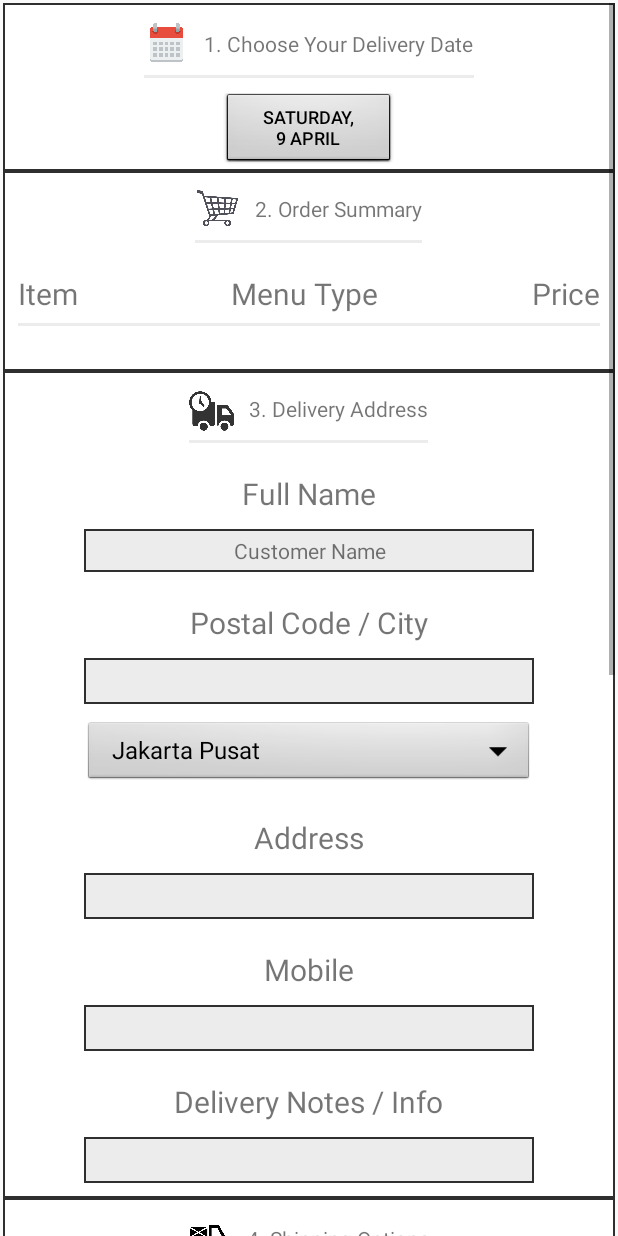
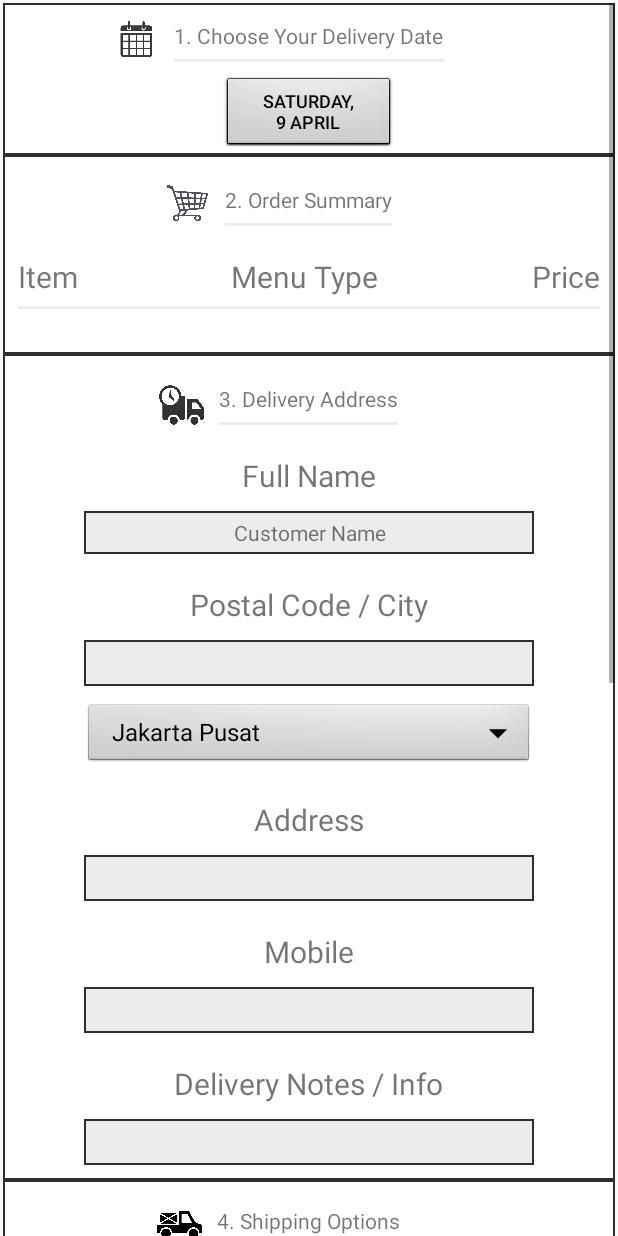
Before and after one commit to Moshrooman/BlackGarlic, an Android app: the CheckOut screen opened directly, with no data from a screen before it, on a phone screen of 412 x 824 dp. Run offline under Robolectric (Android 15) with nearby library versions, the phone set to English and light mode, and no system bars; our stand-ins replace Volley; plain views replace FlowLayout; 15 statements that could not run were skipped.

Commit message:
guest chef, linear layouts for titles, and cache images for titles

```diff
--- /dev/null
+++ b/app/src/main/java/id/blackgarlic/blackgarlic/Cache.java
@@ -0,0 +1,33 @@
+package id.blackgarlic.blackgarlic;
+
+import android.util.LruCache;
+
+/**
+ * Created by Justin Kwik on 01/04/2016.
+ */
+public class Cache {
+
+    private static Cache instance;
+    private LruCache<Object, Object> lru;
+
+    private Cache() {
+
+        lru = new LruCache<Object, Object>(1024);
+
+    }
+
+    public static Cache getInstance() {
+
+        if (instance == null) {
+
+            instance = new Cache();
+        }
+
+        return instance;
+
+    }
+
+    public LruCache<Object, Object> getLru() {
+        return lru;
+    }
+}
--- a/app/src/main/java/id/blackgarlic/blackgarlic/CheckOut.java
+++ b/app/src/main/java/id/blackgarlic/blackgarlic/CheckOut.java
@@ -1,4 +1,6 @@
 package id.blackgarlic.blackgarlic;
+import android.graphics.Bitmap;
+import android.graphics.drawable.BitmapDrawable;
 import android.os.Bundle;
 import android.support.v7.app.AppCompatActivity;
 import android.util.Log;
@@ -94,6 +96,8 @@ public class CheckOut extends AppCompatActivity {
     protected void onCreate(Bundle savedInstanceState) {
         super.onCreate(savedInstanceState);
         setContentView(R.layout.activity_check_out);
+
+        retrieveBitmapFromCache();
 
         grandTotal = 0;
         deliveryFee = "";
@@ -449,10 +453,13 @@ public class CheckOut extends AppCompatActivity {
         placeOrderButton.setOnClickListener(new View.OnClickListener() {
             @Override
             public void onClick(View v) {
+                placeOrderButton.setEnabled(false);
                 if (selectedDate == "") {
                     Toast.makeText(CheckOut.this, "Please Select A Delivery Date!", Toast.LENGTH_SHORT).show();
+                    placeOrderButton.setEnabled(true);
                 } else if (selectedPaymentMethod == "") {
                     Toast.makeText(CheckOut.this, "Please Select A Payment Method!", Toast.LENGTH_SHORT).show();
+                    placeOrderButton.setEnabled(true);
                 } else {
                     Toast.makeText(CheckOut.this, "Placing Order", Toast.LENGTH_SHORT).show();
 
@@ -462,11 +469,11 @@ public class CheckOut extends AppCompatActivity {
                     fourPersonOriginal = 0;
 
                     for (int i = 0; i < selectedMenuList.size(); i++) {
-                        if ((selectedMenuList.get(i).getMenu_type().equals("4") ) && (selectedPortionSizes.get(i).equals("2P"))) {
+                        if (  ((selectedMenuList.get(i).getMenu_type().equals("4")) || (selectedMenuList.get(i).getMenu_type().equals("6")) ) && (selectedPortionSizes.get(i).equals("2P"))) {
                             twoPersonBreakfast++;
-                        } else if ((selectedMenuList.get(i).getMenu_type().equals("4")) && (selectedPortionSizes.get(i).equals("4P"))) {
+                        } else if (  ((selectedMenuList.get(i).getMenu_type().equals("4")) || (selectedMenuList.get(i).getMenu_type().equals("6"))) && (selectedPortionSizes.get(i).equals("4P"))) {
                             fourPersonBreakfast ++;
-                        } else if ((selectedMenuList.get(i).getMenu_type().equals("3")) && (selectedPortionSizes.get(i).equals("2P"))) {
+                        } else if (  ((selectedMenuList.get(i).getMenu_type().equals("3")) || (selectedMenuList.get(i).getMenu_type().equals("5"))) && (selectedPortionSizes.get(i).equals("2P"))) {
                             twoPersonOriginal++;
                         } else {
                             fourPersonOriginal++;
@@ -575,6 +582,7 @@ public class CheckOut extends AppCompatActivity {
                         @Override
                         public void onErrorResponse(VolleyError error) {
 
+                            placeOrderButton.setEnabled(true);
                             Log.e("Status", "Unsuccessful");
 
                         }
@@ -821,6 +829,15 @@ public class CheckOut extends AppCompatActivity {
 
     }
 
+    @Override
+    protected void onResume() {
+        super.onResume();
+
+        Button placeOrderButton = (Button) findViewById(R.id.placeOrderButton);
+        placeOrderButton.setEnabled(true);
+
+    }
+
     public class MyAdapter extends BaseAdapter{
 
         private List<Data> selectedMenuList;
@@ -871,7 +888,7 @@ public class CheckOut extends AppCompatActivity {
             String finalPortion = initialPortion.substring(0,1) + " " + initialPortion.substring(1, initialPortion.length());
             orderCheckOutPortion.setText(finalPortion);
 
-            if (selectedMenuList.get(position).getMenu_type().equals("3")) {
+            if ((selectedMenuList.get(position).getMenu_type().equals("3")) || (selectedMenuList.get(position).getMenu_type().equals("5"))) {
                 orderCheckOutMenuType.setText("Original");
             } else {
                 orderCheckOutMenuType.setText("Breakfast");
@@ -916,4 +933,33 @@ public class CheckOut extends AppCompatActivity {
 
     }
 
+
+    public void retrieveBitmapFromCache(){
+
+        //The imageView that you want to set to the retrieved bitmap
+        ImageView deliveryDateImageView = (ImageView) findViewById(R.id.deliveryDateImageView);
+        ImageView orderSummaryImageView = (ImageView) findViewById(R.id.orderSummaryImageView);
+        ImageView deliveryAddressImageView = (ImageView) findViewById(R.id.deliveryAddressImageView);
+        ImageView shippingOptionsImageView = (ImageView) findViewById(R.id.shippingOptionsImageView);
+        ImageView paymentMethodImageView = (ImageView) findViewById(R.id.paymentOptionImageView);
+        ImageView yourOrderImageView = (ImageView) findViewById(R.id.yourOrderImageView);
+
+        //To get bitmap from cache using the key. Must cast retrieved cache Object to Bitmap
+        Bitmap bitmap1 = (Bitmap)Cache.getInstance().getLru().get("bitmap_image1");
+        Bitmap bitmap2 = (Bitmap)Cache.getInstance().getLru().get("bitmap_image2");
+        Bitmap bitmap3 = (Bitmap)Cache.getInstance().getLru().get("bitmap_image3");
+        Bitmap bitmap4 = (Bitmap)Cache.getInstance().getLru().get("bitmap_image4");
+        Bitmap bitmap5 = (Bitmap)Cache.getInstance().getLru().get("bitmap_image5");
+        Bitmap bitmap6 = (Bitmap)Cache.getInstance().getLru().get("bitmap_image6");
+
+        //Setting imageView to retrieved bitmap from cache
+        deliveryDateImageView.setImageBitmap(bitmap1);
+        orderSummaryImageView.setImageBitmap(bitmap2);
+        deliveryAddressImageView.setImageBitmap(bitmap3);
+        shippingOptionsImageView.setImageBitmap(bitmap4);
+        paymentMethodImageView.setImageBitmap(bitmap5);
+        yourOrderImageView.setImageBitmap(bitmap6);
+
+    }
+
 }
--- a/app/src/main/java/id/blackgarlic/blackgarlic/model/MenuId.java
+++ b/app/src/main/java/id/blackgarlic/blackgarlic/model/MenuId.java
@@ -36,7 +36,7 @@ public class MenuId {
 
         if (boxIds.size() != 1) {
 
-            Log.e("More than 1: ", "True");
+            Log.e("More than 1 Box Id: ", "True");
 
             Integer boxId = boxIds.get(0);
 
@@ -51,7 +51,7 @@ public class MenuId {
             }
 
         } else {
-            Log.e("More than 1: ", "False");
+            Log.e("More than 1 Box Id: ", "False");
             Integer boxId = boxIds.get(0);
             return boxId;
         }
--- a/app/src/main/res/layout/content_check_out.xml
+++ b/app/src/main/res/layout/content_check_out.xml
@@ -36,21 +36,13 @@
 
                 <!-- Start of title -->
 
-                <LinearLayout
-                    android:layout_width="wrap_content"
-                    android:layout_height="wrap_content"
-                    android:orientation="horizontal"
-                    android:layout_centerHorizontal="true"
-                    android:layout_marginTop="10dp"
-                    android:id="@+id/datesTitleLinearLayout"
-                    android:background="@drawable/bottomsiderectangle"
-                    android:paddingBottom="8dp"
-                    >
-
                     <ImageView
                         android:layout_width="30dp"
                         android:layout_height="30dp"
-                        android:src="@drawable/calendar"
+
+                        android:layout_toLeftOf="@+id/firstTitle"
+                        android:layout_alignBottom="@+id/firstTitle"
+                        android:id="@+id/deliveryDateImageView"
                         />
 
 
@@ -58,11 +50,14 @@
                         android:layout_width="wrap_content"
                         android:layout_height="wrap_content"
                         android:text="1. Choose Your Delivery Date"
-                        android:layout_gravity="center"
+                        android:paddingBottom="8dp"
+                        android:layout_marginTop="10dp"
+                        android:layout_centerHorizontal="true"
                         android:layout_marginLeft="10dp"
+                        android:background="@drawable/bottomsiderectangle"
+                        android:id="@+id/firstTitle"
                         />
 
-                </LinearLayout>
 
                 <!-- End of Title -->
 
@@ -71,7 +66,7 @@
                     android:layout_width="wrap_content"
                     android:layout_height="wrap_content"
                     android:gravity="center"
-                    android:layout_below="@+id/datesTitleLinearLayout"
+                    android:layout_below="@+id/firstTitle"
                     android:layout_centerHorizontal="true"
                     android:layout_marginTop="10dp"
                     >
@@ -140,30 +135,23 @@
 
 
             <!-- Start of second Order Details Root Layout -->
-            <LinearLayout
+            <RelativeLayout
                 android:layout_width="match_parent"
                 android:layout_height="wrap_content"
                 android:gravity="center_horizontal"
                 android:background="@drawable/border_dates"
-                android:orientation="vertical"
                 android:padding="10dp"
                 >
 
                 <!-- Start of title layout -->
-                <LinearLayout
-                    android:layout_width="wrap_content"
-                    android:layout_height="wrap_content"
-                    android:orientation="horizontal"
-                    android:layout_centerHorizontal="true"
-                    android:id="@+id/orderSummaryLinearLayout"
-                    android:background="@drawable/bottomsiderectangle"
-                    android:paddingBottom="8dp"
-                    >
 
                 <ImageView
                     android:layout_width="30dp"
                     android:layout_height="30dp"
-                        android:src="@drawable/shoppingcart"
+
+                    android:layout_toLeftOf="@+id/secondTitle"
+                    android:layout_alignBottom="@+id/secondTitle"
+                    android:id="@+id/orderSummaryImageView"
                     />
 
 
@@ -171,11 +159,15 @@
                     android:layout_width="wrap_content"
                     android:layout_height="wrap_content"
                     android:text="2. Order Summary"
-                        android:layout_gravity="center"
+                    android:paddingBottom="8dp"
+                    android:layout_marginTop="10dp"
+                    android:layout_centerHorizontal="true"
                     android:layout_marginLeft="10dp"
+                    android:background="@drawable/bottomsiderectangle"
+                    android:id="@+id/secondTitle"
                     />
 
-                </LinearLayout>
+
                 <!-- End of title layout -->
 
                 <!-- Start of Columns for ListView -->
@@ -183,9 +175,11 @@
                     android:layout_width="match_parent"
                     android:layout_height="wrap_content"
                     android:orientation="horizontal"
+                    android:layout_below="@+id/secondTitle"
                     android:layout_marginTop="20dp"
                     android:background="@drawable/bottomsiderectangle"
                     android:paddingBottom="8dp"
+                    android:id="@+id/listViewColumns"
                     >
 
                     <TextView
@@ -223,6 +217,7 @@
                     android:layout_height="wrap_content"
                     android:id="@+id/orderSummaryListView"
                     android:layout_marginTop="20dp"
+                    android:layout_below="@+id/listViewColumns"
                     >
 
 
@@ -230,35 +225,28 @@
                 <!-- End of ListView -->
 
 
-            </LinearLayout>
+            </RelativeLayout>
             <!-- End of second Order Details Root Layout -->
 
             <!-- Start of Third Delivery Address Root Layout -->
 
-            <LinearLayout
+            <RelativeLayout
                 android:layout_width="match_parent"
                 android:layout_height="wrap_content"
                 android:gravity="center_horizontal"
                 android:background="@drawable/border_dates"
-                android:orientation="vertical"
                 android:padding="10dp"
                 >
 
                 <!-- Start of title layout -->
-                <LinearLayout
-                    android:layout_width="wrap_content"
-                    android:layout_height="wrap_content"
-                    android:orientation="horizontal"
-                    android:layout_centerHorizontal="true"
-                    android:id="@+id/deliveryAddressLinearLayout"
-                    android:background="@drawable/bottomsiderectangle"
-                    android:paddingBottom="8dp"
-                    >
 
                 <ImageView
                     android:layout_width="30dp"
                     android:layout_height="30dp"
-                        android:src="@drawable/deliverytruck"
+
+                    android:layout_toLeftOf="@+id/thirdTitle"
+                    android:layout_alignBottom="@+id/thirdTitle"
+                    android:id="@+id/deliveryAddressImageView"
                     />
 
 
@@ -266,11 +254,15 @@
                     android:layout_width="wrap_content"
                     android:layout_height="wrap_content"
                     android:text="3. Delivery Address"
-                        android:layout_gravity="center"
+                    android:paddingBottom="8dp"
+                    android:layout_marginTop="10dp"
+                    android:layout_centerHorizontal="true"
                     android:layout_marginLeft="10dp"
+                    android:background="@drawable/bottomsiderectangle"
+                    android:id="@+id/thirdTitle"
                     />
 
-                </LinearLayout>
+
                 <!-- End of title layout -->
 
                 <TextView
@@ -279,6 +271,9 @@
                     android:text="Full Name"
                     android:textSize="20dp"
                     android:layout_marginTop="20dp"
+                    android:layout_below="@+id/thirdTitle"
+                    android:id="@+id/fullNameTextView"
+                    android:layout_centerHorizontal="true"
                     />
 
                 <TextView
@@ -289,6 +284,8 @@
                     android:background="@drawable/bordercheckoutaddress"
                     android:id="@+id/customerNameTextView"
                     android:textAlignment="center"
+                    android:layout_below="@+id/fullNameTextView"
+                    android:layout_centerHorizontal="true"
                     />
 
                 <TextView
@@ -297,6 +294,9 @@
                     android:text="Postal Code / City"
                     android:textSize="20dp"
                     android:layout_marginTop="20dp"
+                    android:layout_below="@+id/customerNameTextView"
+                    android:id="@+id/postalCodeTextView"
+                    android:layout_centerHorizontal="true"
                     />
 
                 <EditText
@@ -307,6 +307,8 @@
                     android:id="@+id/checkOutZidCodeEditText"
                     android:textAlignment="center"
                     android:textSize="15dp"
+                    android:layout_below="@+id/postalCodeTextView"
+                    android:layout_centerHorizontal="true"
                     />
 
                 <Spinner
@@ -317,6 +319,8 @@
                     android:background="@android:drawable/btn_dropdown"
                     android:layout_marginTop="10dp"
                     android:textAlignment="center"
+                    android:layout_below="@+id/checkOutZidCodeEditText"
+                    android:layout_centerHorizontal="true"
                     >
 
                 </Spinner>
@@ -327,6 +331,9 @@
                     android:text="Address"
                     android:textSize="20dp"
                     android:layout_marginTop="20dp"
+                    android:layout_below="@+id/checkOutCityDropDown"
+                    android:id="@+id/addressTextView"
+                    android:layout_centerHorizontal="true"
                     />
 
                 <EditText
@@ -337,6 +344,8 @@
                     android:id="@+id/checkOutAddressContent"
                     android:textAlignment="center"
                     android:textSize="15dp"
+                    android:layout_below="@+id/addressTextView"
+                    android:layout_centerHorizontal="true"
                     />
 
                 <TextView
@@ -345,6 +354,9 @@
                     android:text="Mobile"
                     android:textSize="20dp"
                     android:layout_marginTop="20dp"
+                    android:layout_below="@+id/checkOutAddressContent"
+                    android:id="@+id/mobileTextView"
+                    android:layout_centerHorizontal="true"
                     />
 
                 <EditText
@@ -355,6 +367,8 @@
                     android:id="@+id/checkOutMobile"
                     android:textAlignment="center"
                     android:textSize="15dp"
+                    android:layout_below="@+id/mobileTextView"
+                    android:layout_centerHorizontal="true"
                     />
 
                 <TextView
@@ -363,6 +377,9 @@
                     android:text="Delivery Notes / Info"
                     android:textSize="20dp"
                     android:layout_marginTop="20dp"
+                    android:layout_below="@+id/checkOutMobile"
+                    android:id="@+id/deliveryNotesTextView"
+                    android:layout_centerHorizontal="true"
                     />
 
                 <EditText
@@ -373,9 +390,11 @@
                     android:id="@+id/checkOutAddressNotes"
                     android:textAlignment="center"
                     android:textSize="15dp"
+                    android:layout_below="@+id/deliveryNotesTextView"
+                    android:layout_centerHorizontal="true"
                     />
 
-            </LinearLayout>
+            </RelativeLayout>
 
             <!-- End of Third Delivery Address Root Layout -->
 
@@ -391,32 +410,28 @@
 
                 <!-- Start of title -->
 
-                <LinearLayout
-                    android:layout_width="wrap_content"
-                    android:layout_height="wrap_content"
-                    android:orientation="horizontal"
-                    android:layout_centerHorizontal="true"
-                    android:layout_marginTop="10dp"
-                    android:id="@+id/shippingOptionsTitleLinearLayout"
-                    android:background="@drawable/bottomsiderectangle"
-                    android:paddingBottom="8dp"
-                    >
-
                 <ImageView
                     android:layout_width="30dp"
                     android:layout_height="30dp"
-                        android:src="@drawable/delivery"
+
+                    android:layout_toLeftOf="@+id/fourthTitle"
+                    android:layout_alignBottom="@+id/fourthTitle"
+                    android:id="@+id/shippingOptionsImageView"
+
                     />
+
 
                 <TextView
                     android:layout_width="wrap_content"
                     android:layout_height="wrap_content"
                     android:text="4. Shipping Options"
-                        android:layout_gravity="center"
+                    android:paddingBottom="8dp"
+                    android:layout_marginTop="15dp"
+                    android:layout_centerHorizontal="true"
                     android:layout_marginLeft="10dp"
+                    android:background="@drawable/bottomsiderectangle"
+                    android:id="@+id/fourthTitle"
                     />
-
-                </LinearLayout>
 
                 <!-- End of Title -->
 
@@ -425,9 +440,9 @@
                     android:layout_width="wrap_content"
                     android:layout_height="wrap_content"
                     android:gravity="center"
-                    android:layout_below="@+id/shippingOptionsTitleLinearLayout"
+                    android:layout_below="@+id/fourthTitle"
                     android:layout_centerHorizontal="true"
-                    android:layout_marginTop="10dp"
+                    android:layout_marginTop="20dp"
                     android:id="@+id/deliveryOptionFlowLayout"
                     >
 
@@ -536,39 +551,34 @@
 
                 <!-- Start of title -->
 
-                <LinearLayout
-                    android:layout_width="wrap_content"
-                    android:layout_height="wrap_content"
-                    android:orientation="horizontal"
-                    android:layout_centerHorizontal="true"
-                    android:layout_marginTop="10dp"
-                    android:id="@+id/paymentMethodTitleLinearLayout"
-                    android:background="@drawable/bottomsiderectangle"
-                    android:paddingBottom="8dp"
-                    >
-
                 <ImageView
                     android:layout_width="30dp"
                     android:layout_height="30dp"
-                        android:src="@drawable/creditcard"
+
+                    android:layout_toLeftOf="@+id/fifthTitle"
+                    android:layout_alignBottom="@+id/fifthTitle"
+                    android:id="@+id/paymentOptionImageView"
                     />
+
 
                 <TextView
                     android:layout_width="wrap_content"
                     android:layout_height="wrap_content"
                     android:text="5. Choose Your Payment Method"
-                        android:layout_gravity="center"
+                    android:paddingBottom="8dp"
+                    android:layout_marginTop="15dp"
+                    android:layout_centerHorizontal="true"
                     android:layout_marginLeft="10dp"
+                    android:background="@drawable/bottomsiderectangle"
+                    android:id="@+id/fifthTitle"
                     />
-
-                </LinearLayout>
 
                 <!-- End of Title -->
 
                 <TextView
                     android:layout_width="wrap_content"
                     android:layout_height="wrap_content"
-                    android:layout_below="@+id/paymentMethodTitleLinearLayout"
+                    android:layout_below="@+id/fifthTitle"
                     android:textSize="20dp"
                     android:layout_centerHorizontal="true"
                     android:text="Payment Methods"
@@ -629,32 +639,28 @@
 
                 <!-- Start of title -->
 
-                <LinearLayout
-                    android:layout_width="wrap_content"
-                    android:layout_height="wrap_content"
-                    android:orientation="horizontal"
-                    android:layout_centerHorizontal="true"
-                    android:layout_marginTop="10dp"
-                    android:id="@+id/yourOrderTitleLinearLayout"
-                    android:background="@drawable/bottomsiderectangle"
-                    android:paddingBottom="8dp"
-                    >
-
                 <ImageView
                     android:layout_width="30dp"
                     android:layout_height="30dp"
-                        android:src="@drawable/finalshoppingcart"
+
+                    android:layout_toLeftOf="@+id/sixthTitle"
+                    android:layout_alignBottom="@+id/sixthTitle"
+                    android:id="@+id/yourOrderImageView"
                     />
+
 
                 <TextView
                     android:layout_width="wrap_content"
                     android:layout_height="wrap_content"
                     android:text="6. Your Order"
-                        android:layout_gravity="center"
+                    android:paddingBottom="8dp"
+                    android:layout_marginTop="15dp"
+                    android:layout_centerHorizontal="true"
                     android:layout_marginLeft="10dp"
+                    android:background="@drawable/bottomsiderectangle"
+                    android:id="@+id/sixthTitle"
                     />
 
-                </LinearLayout>
 
                 <!-- End of Title -->
 
@@ -662,7 +668,7 @@
                     xmlns:android="http://schemas.android.com/apk/res/android"
                     android:layout_width="320dp"
                     android:layout_height="wrap_content"
-                    android:layout_below="@+id/yourOrderTitleLinearLayout"
+                    android:layout_below="@+id/sixthTitle"
                     android:layout_marginTop="20dp"
                     android:gravity="center"
                     android:layout_centerHorizontal="true"
--- a/app/src/main/res/layout/content_main.xml
+++ b/app/src/main/res/layout/content_main.xml
@@ -65,6 +65,7 @@
                 <ImageView
                     android:layout_width="28dp"
                     android:layout_height="28dp"
+                    android:layout_marginLeft="5dp"
                     android:layout_gravity="center"
                     android:src="@drawable/threebar"
                     android:id="@+id/navBarToggleImageView"
```
Also changed, not shown: app/src/main/java/id/blackgarlic/blackgarlic/BlackGarlicAdapter.java (+13 -5 lines), app/src/main/java/id/blackgarlic/blackgarlic/LogInScreen.java (+22 -3 lines), app/src/main/java/id/blackgarlic/blackgarlic/MainActivity.java (+22 -1 lines), app/src/main/java/id/blackgarlic/blackgarlic/SplashActivity.java (+24 -0 lines), app/src/main/res/drawable/calendar.png, app/src/main/res/drawable/creditcard.png, app/src/main/res/drawable/threebar.png. Lines whose indentation alone changed are shown as unchanged.
